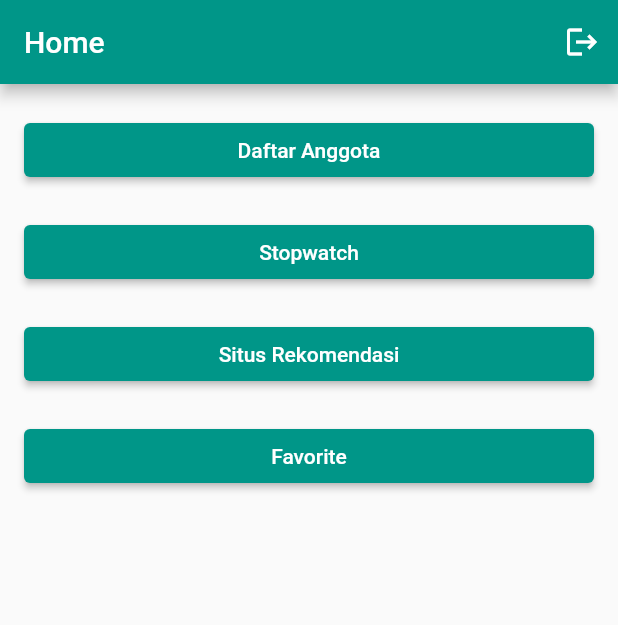
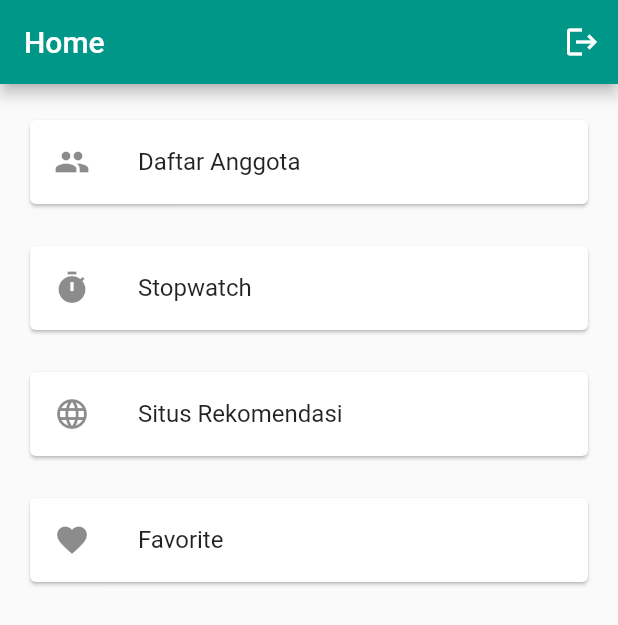
Before and after one commit to AzkaHartami/workspace-tpm4, a Flutter app: the HomeScreen screen opened directly, on a phone screen of 412 x 824 dp. Shown: the top 625 px of the screen. Run offline on Flutter 3.47's test engine with Material 2 defaults, Android fonts, the phone set to English and light mode, and no system bars; our stand-ins replace shared_preferences; accounts and stored records are empty.

Commit message:
Update home screen UI

```diff
--- a/lib/homescreen.dart
+++ b/lib/homescreen.dart
@@ -3,9 +3,7 @@ import 'package:tugas4/favorite.dart';
 import 'package:tugas4/situs_screen.dart';
 import 'login.dart';
 import 'anggota.dart';
-import 'situs_screen.dart';
 import 'stopwatch.dart';
-import 'favorite.dart';
 
 class HomeScreen extends StatelessWidget {
   @override
@@ -30,8 +28,11 @@ class HomeScreen extends StatelessWidget {
         padding: EdgeInsets.symmetric(horizontal: 16),
         children: [
           SizedBox(height: 20),
-          ElevatedButton(
-            onPressed: () {
+          Card(
+            child: ListTile(
+              leading: Icon(Icons.people),
+              title: Text('Daftar Anggota'),
+              onTap: () {
                 Navigator.push(
                   context,
                   MaterialPageRoute(
@@ -39,11 +40,14 @@ class HomeScreen extends StatelessWidget {
                   ),
                 );
               },
-            child: Text('Daftar Anggota'),
+            ),
           ),
           SizedBox(height: 20),
-          ElevatedButton(
-            onPressed: () {
+          Card(
+            child: ListTile(
+              leading: Icon(Icons.timer),
+              title: Text('Stopwatch'),
+              onTap: () {
                 Navigator.push(
                   context,
                   MaterialPageRoute(
@@ -51,11 +55,14 @@ class HomeScreen extends StatelessWidget {
                   ),
                 );
               },
-            child: Text('Stopwatch'),
+            ),
           ),
           SizedBox(height: 20),
-          ElevatedButton(
-            onPressed: () {
+          Card(
+            child: ListTile(
+              leading: Icon(Icons.language),
+              title: Text('Situs Rekomendasi'),
+              onTap: () {
                 Navigator.push(
                   context,
                   MaterialPageRoute(
@@ -63,11 +70,14 @@ class HomeScreen extends StatelessWidget {
                   ),
                 );
               },
-            child: Text('Situs Rekomendasi'),
+            ),
           ),
           SizedBox(height: 20),
-          ElevatedButton(
-            onPressed: () {
+          Card(
+            child: ListTile(
+              leading: Icon(Icons.favorite),
+              title: Text('Favorite'),
+              onTap: () {
                 Navigator.push(
                   context,
                   MaterialPageRoute(
@@ -75,7 +85,7 @@ class HomeScreen extends StatelessWidget {
                   ),
                 );
               },
-            child: Text('Favorite'),
+            ),
           ),
         ],
       ),
```
Lines whose indentation alone changed are shown as unchanged.
